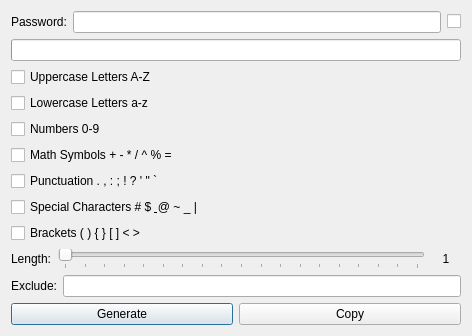
First picture: the form in designs/xml/generate_password.ui, repository daniel-deru/WorkMate-3.0, before the edit.
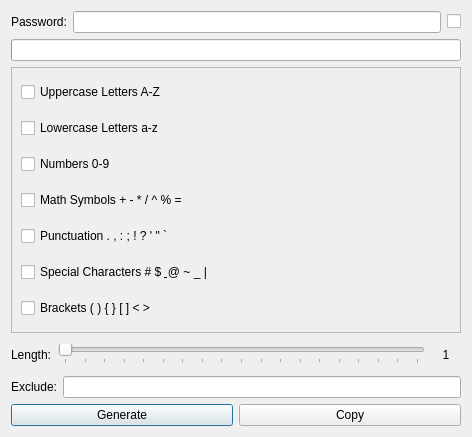
Second picture: the form after the edit.

Commit message: finished adding multiple checkboxes. created window for updating password. added password expiration fields to the register, app vault and crypto vault windows

```diff
--- a/designs/xml/generate_password.ui
+++ b/designs/xml/generate_password.ui
@@ -7,7 +7,7 @@
     <x>0</x>
     <y>0</y>
     <width>472</width>
-    <height>326</height>
+    <height>437</height>
    </rect>
   </property>
   <property name="cursor">
@@ -71,9 +71,24 @@
     </layout>
    </item>
    <item>
+    <widget class="QFrame" name="frame_checkbox_container">
+     <property name="frameShape">
+      <enum>QFrame::StyledPanel</enum>
+     </property>
+     <property name="frameShadow">
+      <enum>QFrame::Raised</enum>
+     </property>
+     <layout class="QVBoxLayout" name="verticalLayout_4">
+      <item>
     <layout class="QVBoxLayout" name="verticalLayout_2">
      <item>
       <widget class="QCheckBox" name="chk_uppercase">
+          <property name="minimumSize">
+           <size>
+            <width>0</width>
+            <height>30</height>
+           </size>
+          </property>
        <property name="cursor">
         <cursorShape>PointingHandCursor</cursorShape>
        </property>
@@ -84,6 +99,12 @@
      </item>
      <item>
       <widget class="QCheckBox" name="chk_lowercase">
+          <property name="minimumSize">
+           <size>
+            <width>0</width>
+            <height>30</height>
+           </size>
+          </property>
        <property name="cursor">
         <cursorShape>PointingHandCursor</cursorShape>
        </property>
@@ -94,6 +115,12 @@
      </item>
      <item>
       <widget class="QCheckBox" name="chk_numbers">
+          <property name="minimumSize">
+           <size>
+            <width>0</width>
+            <height>30</height>
+           </size>
+          </property>
        <property name="cursor">
         <cursorShape>PointingHandCursor</cursorShape>
        </property>
@@ -104,6 +131,12 @@
      </item>
      <item>
       <widget class="QCheckBox" name="chk_math">
+          <property name="minimumSize">
+           <size>
+            <width>0</width>
+            <height>30</height>
+           </size>
+          </property>
        <property name="cursor">
         <cursorShape>PointingHandCursor</cursorShape>
        </property>
@@ -114,6 +147,12 @@
      </item>
      <item>
       <widget class="QCheckBox" name="chk_punctuation">
+          <property name="minimumSize">
+           <size>
+            <width>0</width>
+            <height>30</height>
+           </size>
+          </property>
        <property name="cursor">
         <cursorShape>PointingHandCursor</cursorShape>
        </property>
@@ -124,6 +163,12 @@
      </item>
      <item>
       <widget class="QCheckBox" name="chk_special">
+          <property name="minimumSize">
+           <size>
+            <width>0</width>
+            <height>30</height>
+           </size>
+          </property>
        <property name="cursor">
         <cursorShape>PointingHandCursor</cursorShape>
        </property>
@@ -134,6 +179,12 @@
      </item>
      <item>
       <widget class="QCheckBox" name="chk_brackets">
+          <property name="minimumSize">
+           <size>
+            <width>0</width>
+            <height>30</height>
+           </size>
+          </property>
        <property name="cursor">
         <cursorShape>PointingHandCursor</cursorShape>
        </property>
@@ -143,6 +194,9 @@
       </widget>
      </item>
     </layout>
+      </item>
+     </layout>
+    </widget>
    </item>
    <item>
     <layout class="QHBoxLayout" name="horizontalLayout_4">
```
Lines whose indentation alone changed are shown as unchanged. The commit also changes 32 other files.
